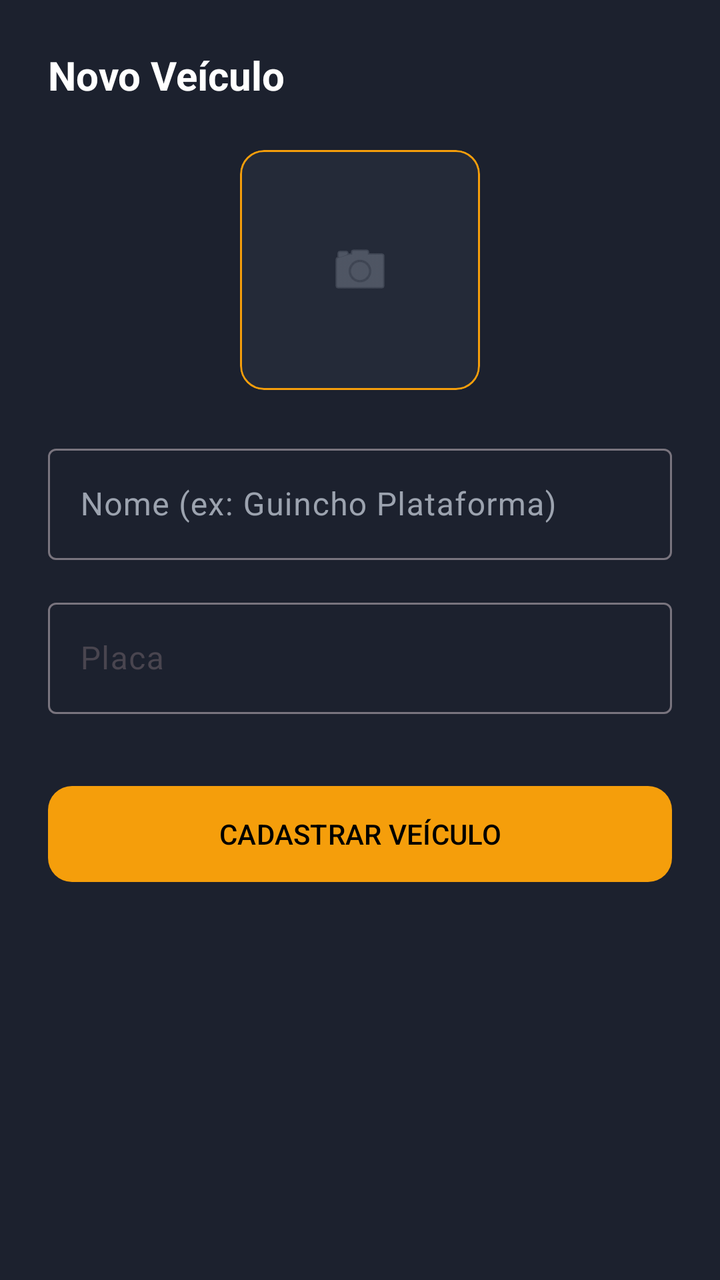
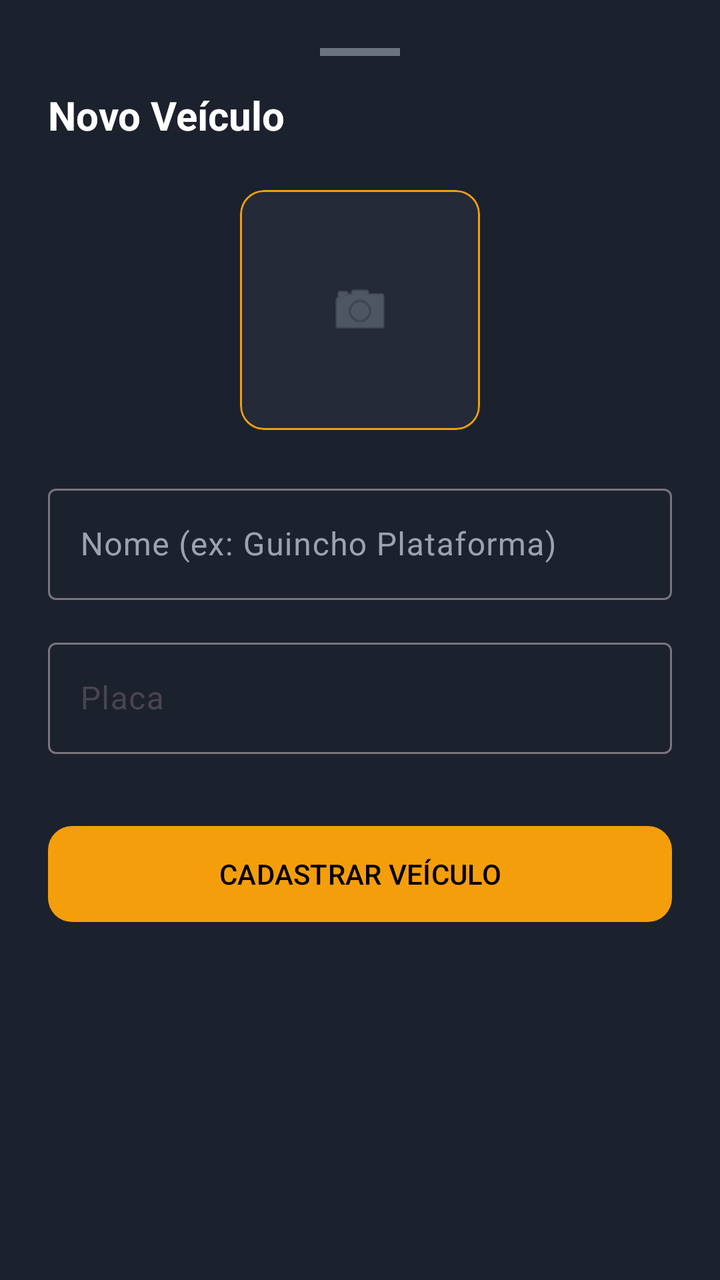

An Android layout rendered at two revisions. The XML below is the earlier revision; the diff shows what the commit changed to produce the second picture.
<!-- AndroidManifest.xml: application theme Theme.Salvo -->
<!-- res/layout/layout_dialog_add_veiculo.xml -->
<?xml version="1.0" encoding="utf-8"?>
<LinearLayout xmlns:android="http://schemas.android.com/apk/res/android"
    xmlns:app="http://schemas.android.com/apk/res-auto"
    android:layout_width="match_parent"
    android:layout_height="wrap_content"
    android:background="#1C212E"
    android:orientation="vertical"
    android:padding="24dp">

    <TextView
        android:layout_width="wrap_content"
        android:layout_height="wrap_content"
        android:text="Novo Veículo"
        android:textColor="#FFFFFF"
        android:textSize="20sp"
        android:textStyle="bold" />

    <com.google.android.material.card.MaterialCardView
        android:id="@+id/card_foto_novo_veiculo"
        android:layout_width="120dp"
        android:layout_height="120dp"
        android:layout_gravity="center"
        android:layout_marginTop="24dp"
        app:cardBackgroundColor="#242A38"
        app:cardCornerRadius="12dp"
        app:strokeColor="#F59E0B"
        app:strokeWidth="1dp">
        <ImageView
            android:id="@+id/iv_preview_foto"
            android:layout_width="match_parent"
            android:layout_height="match_parent"
            android:scaleType="centerInside"
            android:src="@android:drawable/ic_menu_camera"
            app:tint="#6B7280" />
    </com.google.android.material.card.MaterialCardView>

    <com.google.android.material.textfield.TextInputLayout
        android:layout_width="match_parent"
        android:layout_height="wrap_content"
        android:layout_marginTop="24dp"
        android:hint="Nome (ex: Guincho Plataforma)"
        android:textColorHint="#9CA3AF"
        app:hintTextColor="#F59E0B">
        <com.google.android.material.textfield.TextInputEditText
            android:id="@+id/et_nome_veiculo"
            android:layout_width="match_parent"
            android:layout_height="wrap_content"
            android:textColor="#FFFFFF" />
    </com.google.android.material.textfield.TextInputLayout>

    <com.google.android.material.textfield.TextInputLayout
        android:layout_width="match_parent"
        android:layout_height="wrap_content"
        android:layout_marginTop="16dp"
        android:hint="Placa"
        app:hintTextColor="#F59E0B">
        <com.google.android.material.textfield.TextInputEditText
            android:id="@+id/et_placa_veiculo"
            android:layout_width="match_parent"
            android:layout_height="wrap_content"
            android:inputType="textCapCharacters"
            android:textColor="#FFFFFF" />
    </com.google.android.material.textfield.TextInputLayout>

    <com.google.android.material.button.MaterialButton
        android:id="@+id/btn_salvar_veiculo"
        android:layout_width="match_parent"
        android:layout_height="56dp"
        android:layout_marginTop="32dp"
        android:text="CADASTRAR VEÍCULO"
        android:textColor="#000000"
        app:backgroundTint="#F59E0B"
        app:cornerRadius="12dp" />

</LinearLayout>
<!-- resources referenced by this layout -->
<resources>
  <style name="Theme.Salvo" parent="Theme.Material3.Light.NoActionBar">
          <item name="colorPrimary">@color/purple_500</item>
          <item name="colorPrimaryDark">@color/purple_700</item>
          <item name="colorAccent">@color/teal_200</item>
      </style>
  <color name="purple_500">#FF6200EE</color>
  <color name="purple_700">#FF3700B3</color>
  <color name="teal_200">#FF03DAC5</color>
</resources>

<!-- the commit's change to res/layout/layout_dialog_add_veiculo.xml (unified diff, before → after) -->
@@ -6,6 +6,13 @@
     android:background="#1C212E"
     android:orientation="vertical"
     android:padding="24dp">
+
+    <View
+        android:layout_width="40dp"
+        android:layout_height="4dp"
+        android:layout_gravity="center_horizontal"
+        android:layout_marginBottom="16dp"
+        android:background="#6B7280" />
 
     <TextView
         android:layout_width="wrap_content"
